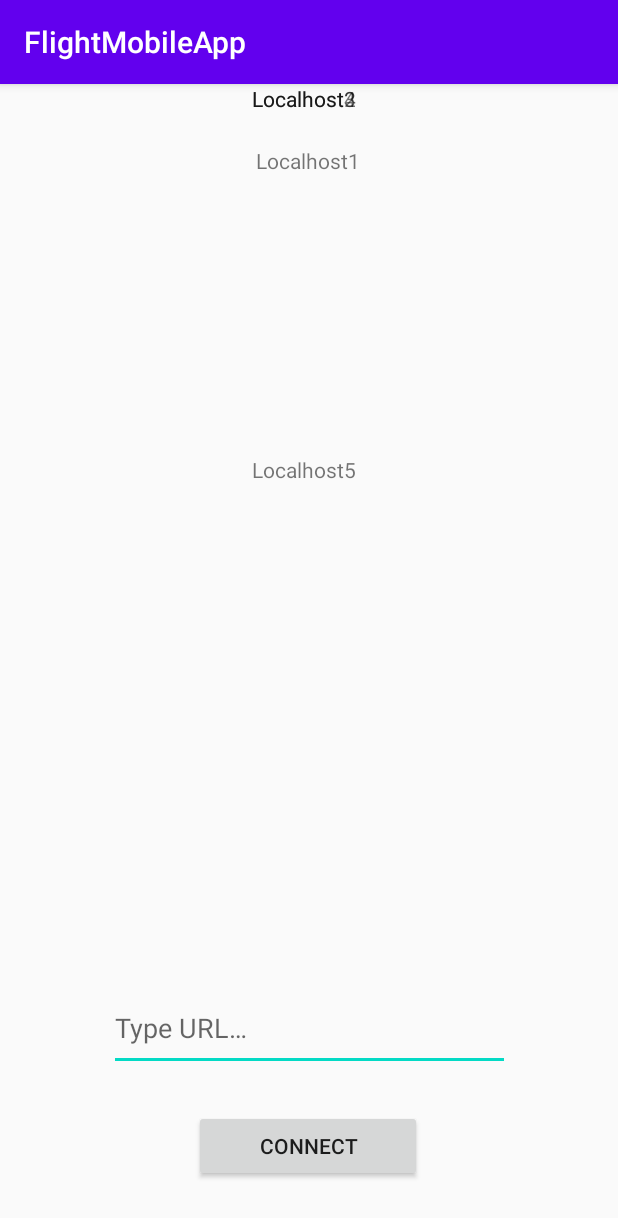
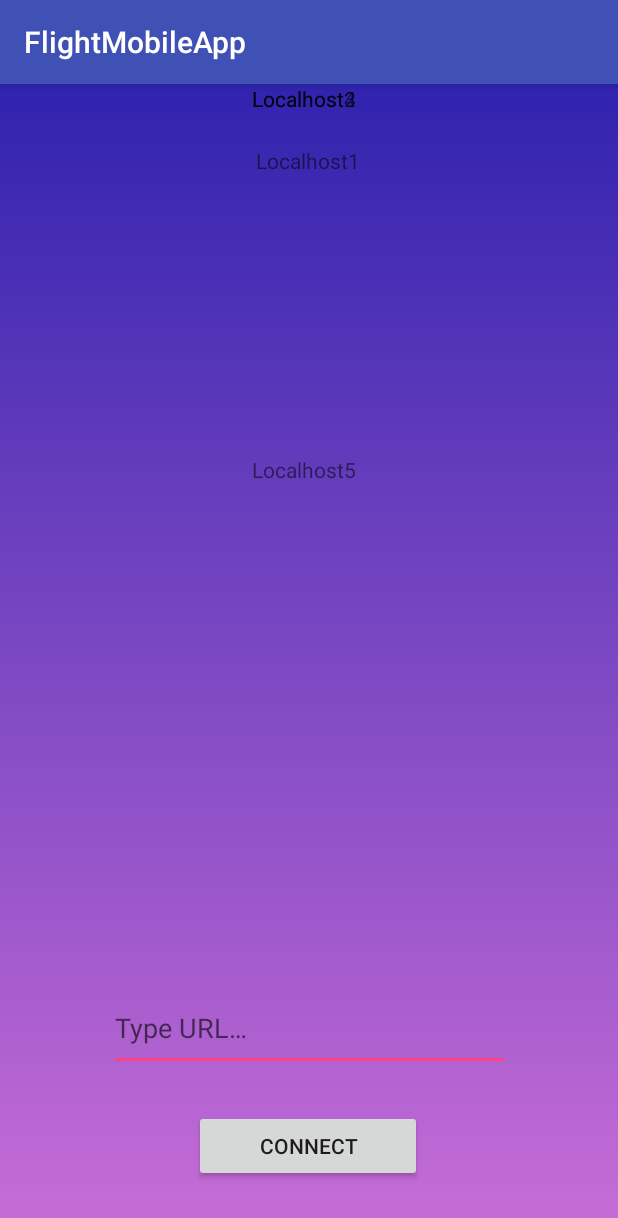
Before and after one commit to shaiac/FlightMobileApp, an Android app: the screen it shows after launch (MainActivity), on a phone screen of 412 x 824 dp. Shown: the top 1218 px of the screen. Run offline under Robolectric (Android 15) with nearby library versions, the phone set to English and light mode, and no system bars.

Commit message:
background

```diff
--- /dev/null
+++ b/app/src/main/res/drawable/bg_begin.xml
@@ -0,0 +1,7 @@
+<?xml version="1.0" encoding="utf-8"?>
+<shape xmlns:android="http://schemas.android.com/apk/res/android">
+    <gradient
+        android:startColor="@color/dark_blue"
+        android:endColor="@color/purple"
+        android:angle="-135" />
+</shape>
--- a/app/src/main/res/layout/activity_main.xml
+++ b/app/src/main/res/layout/activity_main.xml
@@ -4,6 +4,7 @@
     xmlns:tools="http://schemas.android.com/tools"
     android:layout_width="match_parent"
     android:layout_height="match_parent"
+    android:background="@drawable/bg_begin"
     tools:context=".MainActivity">
 
     <EditText
--- a/app/src/main/res/values/colors.xml
+++ b/app/src/main/res/values/colors.xml
@@ -1,8 +1,17 @@
 <?xml version="1.0" encoding="utf-8"?>
 <resources>
-    <color name="colorPrimary">#6200EE</color>
-    <color name="colorPrimaryDark">#3700B3</color>
-    <color name="colorAccent">#03DAC5</color>
+    <color name="colorPrimary">#3F51B5</color>
+    <color name="colorPrimaryDark">#303F9F</color>
+    <color name="colorAccent">#FF4081</color>
+    <color name="dark_blue">#3023AE</color>
+    <color name="purple">#c86dd7</color>
+    <color name="aqua">#00FFFF</color>
+    <color name="aquamarine">#7FFFD4</color>
+    <color name="datktorkuise">#00CED1</color>
 
-    <color name="black_overlay">#66000000</color>
+
+
+    <color name="login_form_details">#ccffffff</color>
+    <color name="login_form_details_light">#1affffff</color>
+    <color name="login_form_details_medium">#66ffffff</color>
 </resources>
--- a/app/src/main/res/values/styles.xml
+++ b/app/src/main/res/values/styles.xml
@@ -16,7 +16,6 @@
     </style>
 
     <style name="FullscreenActionBarStyle" parent="Widget.AppCompat.ActionBar">
-        <item name="android:background">@color/black_overlay</item>
     </style>
 
 </resources>
```
Also changed, not shown: app/src/main/res/drawable/bg_second.xml (added, +7 -0 lines), app/src/main/res/layout/activity_controls.xml (+10 -8 lines).
